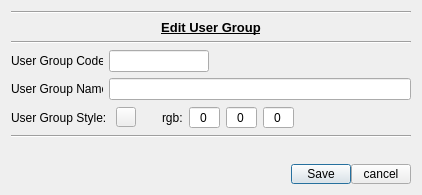
Old version of the form appli/fondation/gui/fondation/settings/_src/ugGroupsDial.ui in the repository snaress/studio.
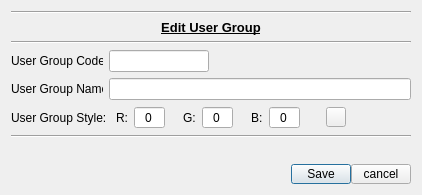
New version of the form.

Commit message: fondation: mise en place toolSettings/userGroups/users

Patch:
```diff
--- a/appli/fondation/gui/fondation/settings/_src/ugGroupsDial.ui
+++ b/appli/fondation/gui/fondation/settings/_src/ugGroupsDial.ui
@@ -110,49 +110,20 @@
       </widget>
      </item>
      <item>
-      <widget class="QPushButton" name="pb_userGrpStyle">
-       <property name="maximumSize">
-        <size>
-         <width>20</width>
-         <height>20</height>
-        </size>
-       </property>
+      <widget class="QLabel" name="l_r">
        <property name="text">
-        <string/>
-       </property>
-       <property name="autoDefault">
-        <bool>false</bool>
-       </property>
-       <property name="flat">
-        <bool>false</bool>
-       </property>
-      </widget>
-     </item>
-     <item>
-      <spacer name="horizontalSpacer_3">
-       <property name="orientation">
-        <enum>Qt::Horizontal</enum>
-       </property>
-       <property name="sizeType">
-        <enum>QSizePolicy::Fixed</enum>
-       </property>
-       <property name="sizeHint" stdset="0">
-        <size>
-         <width>20</width>
-         <height>20</height>
-        </size>
-       </property>
-      </spacer>
-     </item>
-     <item>
-      <widget class="QLabel" name="l_userGrpRgb">
-       <property name="text">
-        <string>rgb:</string>
+        <string>R:</string>
        </property>
       </widget>
      </item>
      <item>
       <widget class="QSpinBox" name="sb_styleR">
+       <property name="minimumSize">
+        <size>
+         <width>30</width>
+         <height>0</height>
+        </size>
+       </property>
        <property name="alignment">
         <set>Qt::AlignCenter</set>
        </property>
@@ -167,8 +138,37 @@
        </property>
       </widget>
      </item>
+     <item>
+      <spacer name="horizontalSpacer_5">
+       <property name="orientation">
+        <enum>Qt::Horizontal</enum>
+       </property>
+       <property name="sizeType">
+        <enum>QSizePolicy::Fixed</enum>
+       </property>
+       <property name="sizeHint" stdset="0">
+        <size>
+         <width>12</width>
+         <height>20</height>
+        </size>
+       </property>
+      </spacer>
+     </item>
+     <item>
+      <widget class="QLabel" name="l_g">
+       <property name="text">
+        <string>G:</string>
+       </property>
+      </widget>
+     </item>
      <item>
       <widget class="QSpinBox" name="sb_styleG">
+       <property name="minimumSize">
+        <size>
+         <width>30</width>
+         <height>0</height>
+        </size>
+       </property>
        <property name="alignment">
         <set>Qt::AlignCenter</set>
        </property>
@@ -180,8 +180,37 @@
        </property>
       </widget>
      </item>
+     <item>
+      <spacer name="horizontalSpacer_6">
+       <property name="orientation">
+        <enum>Qt::Horizontal</enum>
+       </property>
+       <property name="sizeType">
+        <enum>QSizePolicy::Fixed</enum>
+       </property>
+       <property name="sizeHint" stdset="0">
+        <size>
+         <width>12</width>
+         <height>20</height>
+        </size>
+       </property>
+      </spacer>
+     </item>
+     <item>
+      <widget class="QLabel" name="l_b">
+       <property name="text">
+        <string>B:</string>
+       </property>
+      </widget>
+     </item>
      <item>
       <widget class="QSpinBox" name="sb_styleB">
+       <property name="minimumSize">
+        <size>
+         <width>30</width>
+         <height>0</height>
+        </size>
+       </property>
        <property name="alignment">
         <set>Qt::AlignCenter</set>
        </property>
@@ -193,6 +222,41 @@
        </property>
       </widget>
      </item>
+     <item>
+      <spacer name="horizontalSpacer_3">
+       <property name="orientation">
+        <enum>Qt::Horizontal</enum>
+       </property>
+       <property name="sizeType">
+        <enum>QSizePolicy::Fixed</enum>
+       </property>
+       <property name="sizeHint" stdset="0">
+        <size>
+         <width>20</width>
+         <height>20</height>
+        </size>
+       </property>
+      </spacer>
+     </item>
+     <item>
+      <widget class="QPushButton" name="pb_userGrpStyle">
+       <property name="maximumSize">
+        <size>
+         <width>20</width>
+         <height>20</height>
+        </size>
+       </property>
+       <property name="text">
+        <string/>
+       </property>
+       <property name="autoDefault">
+        <bool>false</bool>
+       </property>
+       <property name="flat">
+        <bool>false</bool>
+       </property>
+      </widget>
+     </item>
      <item>
       <spacer name="horizontalSpacer_2">
        <property name="orientation">
```
Left out of the diff: 1 changed line with no effect on the pictures. The commit also changes 9 other files.
